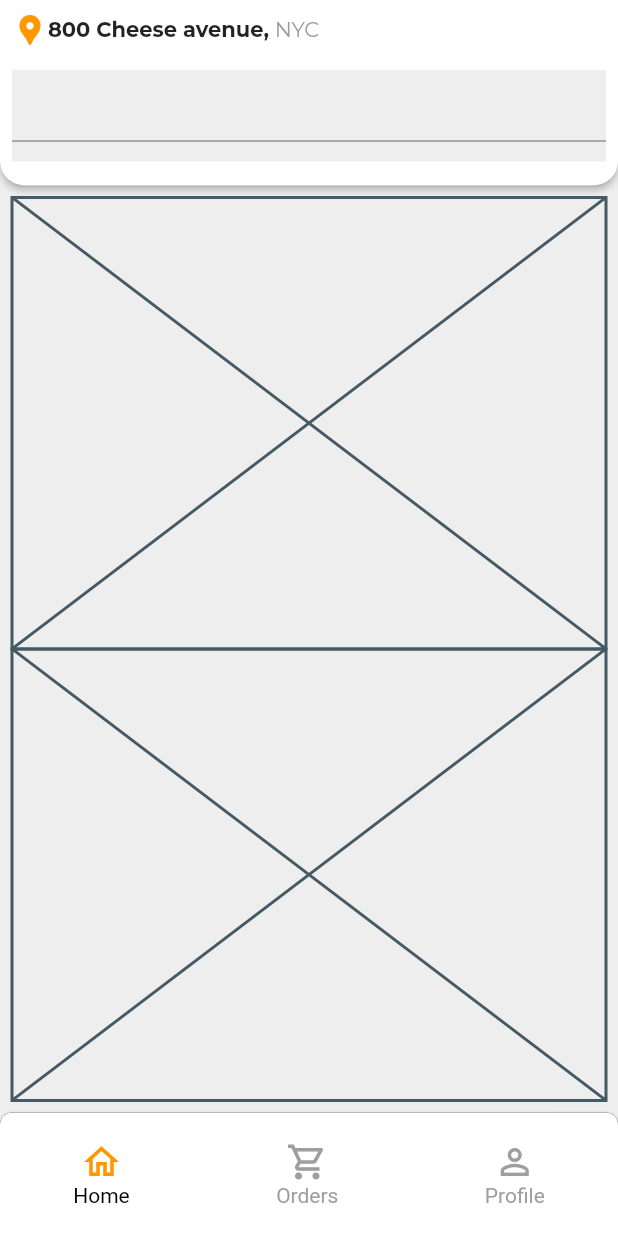
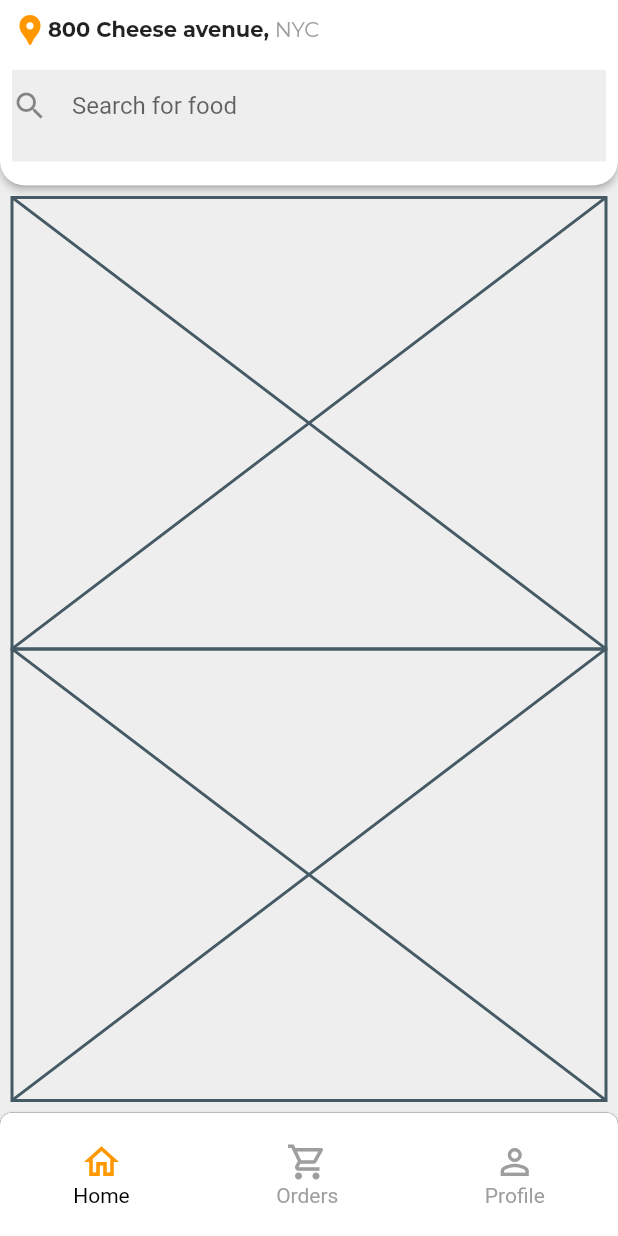
Before and after one commit to JAICHANGPARK/flutter_notebook_11th_story, a Flutter app: the screen it shows after launch, on a phone screen of 412 x 824 dp. Run offline on Flutter 3.47's test engine with Material 2 defaults, Android fonts, the phone set to English and light mode, and no system bars; our stand-ins replace backdrop, badges, flutter_inner_drawer, flutter_slidable, flutter_swiper, google_fonts.

Commit message:
Update food_home_page.dart

```diff
--- a/lib/ep744_food_app/ui/food_home_page.dart
+++ b/lib/ep744_food_app/ui/food_home_page.dart
@@ -70,8 +70,15 @@ class _FoodHomePageState extends State<FoodHomePage> {
                             decoration: BoxDecoration(
                               color: Colors.grey[200],
                             ),
+
                             child: TextField(
-                              decoration: InputDecoration(),
+                              decoration: InputDecoration(
+                                border: InputBorder.none,
+                                icon: Icon(Icons.search),
+                                hintText: "Search for food",
+
+
+                              ),
                             ),
                           ),
                         ),
```
